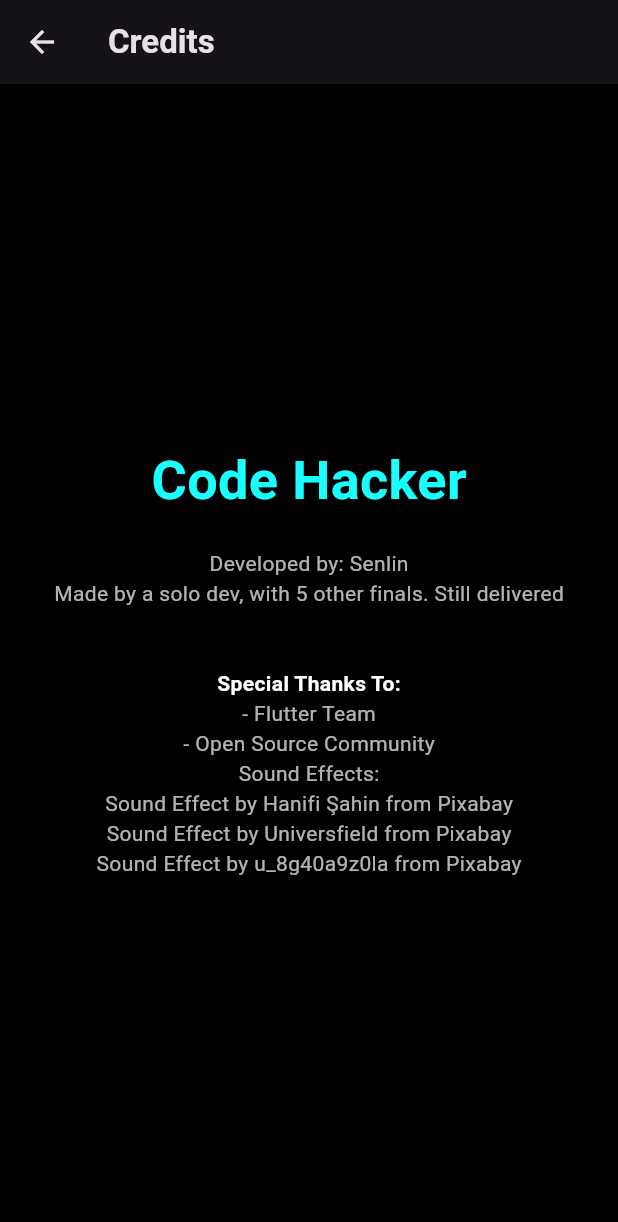
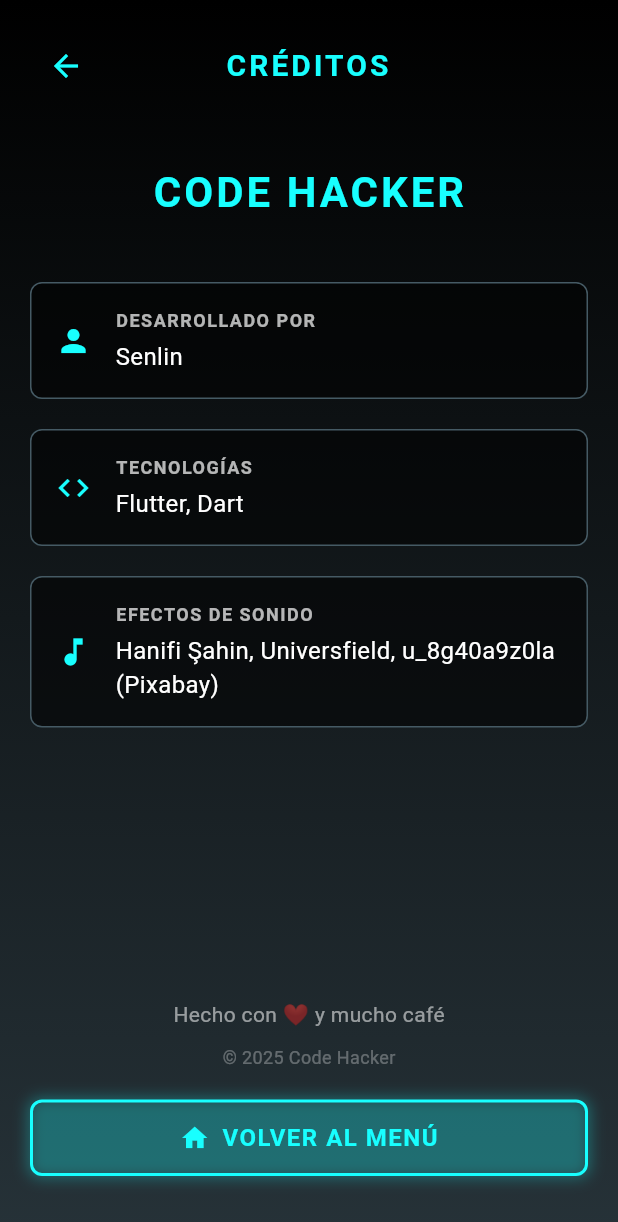
Before and after one commit to Johnson1255/CodeHacker, a Flutter app: the CreditsScreen screen opened by its route, on a phone screen of 412 x 824 dp. Shown: the top 1222 px of the screen. Run offline on Flutter 3.47's test engine with Material 3 defaults, Android fonts, the phone set to English and light mode, and no system bars; our stand-ins replace audioplayers, shared_preferences; accounts and stored records are empty.

Commit message:
refactor: Rediseño en los creditos

```diff
--- a/lib/screens/credits.dart
+++ b/lib/screens/credits.dart
@@ -1,4 +1,5 @@
 import 'package:flutter/material.dart';
+import 'package:code_hacker/widgets/custom_button.dart';
 
 class CreditsScreen extends StatelessWidget {
   const CreditsScreen({super.key});
@@ -6,31 +7,150 @@ class CreditsScreen extends StatelessWidget {
   @override
   Widget build(BuildContext context) {
     return Scaffold(
-      appBar: AppBar(
-        title: const Text('Credits'),
-      ),
-      body: const Center(
-        child: Column(
-          mainAxisAlignment: MainAxisAlignment.center,
-          children: [
-            Text(
-              'Code Hacker',
-              style: TextStyle(fontSize: 36, fontWeight: FontWeight.bold, color: Colors.cyanAccent),
+      body: Container(
+        decoration: BoxDecoration(
+          gradient: LinearGradient(
+            begin: Alignment.topCenter,
+            end: Alignment.bottomCenter,
+            colors: [Colors.black, Colors.blueGrey.shade900],
+          ),
+        ),
+        child: SafeArea(
+          child: Padding(
+            padding: const EdgeInsets.all(20.0),
+            child: Column(
+              crossAxisAlignment: CrossAxisAlignment.stretch,
+              children: [
+                Row(
+                  children: [
+                    IconButton(
+                      icon: const Icon(Icons.arrow_back, color: Colors.cyanAccent),
+                      onPressed: () => Navigator.pop(context),
+                    ),
+                    const Expanded(
+                      child: Text(
+                        'CRÉDITOS',
+                        style: TextStyle(
+                          fontSize: 20,
+                          fontWeight: FontWeight.bold,
+                          color: Colors.cyanAccent,
+                          letterSpacing: 2.0,
+                        ),
+                        textAlign: TextAlign.center,
+                      ),
+                    ),
+                    const SizedBox(width: 48), // Para balancear el layout
+                  ],
+                ),
+                const SizedBox(height: 40),
+                const Center(
+                  child: Text(
+                    'CODE HACKER',
+                    style: TextStyle(
+                      fontSize: 28,
+                      fontWeight: FontWeight.bold,
+                      color: Colors.cyanAccent,
+                      letterSpacing: 2.0,
+                    ),
+                  ),
+                ),
+                const SizedBox(height: 30),
+                _buildCreditItem(
+                  icon: Icons.person,
+                  title: 'DESARROLLADO POR',
+                  description: 'Senlin',
+                ),
+                _buildCreditItem(
+                  icon: Icons.code,
+                  title: 'TECNOLOGÍAS',
+                  description: 'Flutter, Dart',
+                ),
+                _buildCreditItem(
+                  icon: Icons.music_note,
+                  title: 'EFECTOS DE SONIDO',
+                  description: 'Hanifi Şahin, Universfield, u_8g40a9z0la (Pixabay)',
+                ),
+                const Spacer(),
+                const Center(
+                  child: Text(
+                    'Hecho con ❤️ y mucho café',
+                    style: TextStyle(
+                      color: Colors.white54,
+                      fontSize: 14,
+                    ),
+                  ),
+                ),
+                const SizedBox(height: 10),
+                const Center(
+                  child: Text(
+                    '© 2025 Code Hacker',
+                    style: TextStyle(
+                      color: Colors.white30,
+                      fontSize: 12,
+                    ),
+                  ),
+                ),
+                const SizedBox(height: 20),
+                HackerButton(
+                  text: 'VOLVER AL MENÚ',
+                  icon: Icons.home,
+                  isOutlined: true,
+                  onPressed: () {
+                    Navigator.pop(context);
+                  },
+                ),
+                const SizedBox(height: 20),
+              ],
             ),
-            SizedBox(height: 20),
-            Text('Developed by: Senlin', style: const TextStyle(color: Colors.white70)),
-            Text('Made by a solo dev, with 5 other finals. Still delivered', style: const TextStyle(color: Colors.white70)),
-            SizedBox(height: 40),
-            const Text('Special Thanks To:', style: TextStyle(fontWeight: FontWeight.bold, color: Colors.white)),
-            Text('- Flutter Team', style: const TextStyle(color: Colors.white70)),
-            Text('- Open Source Community', style: const TextStyle(color: Colors.white70)),
-            Text('Sound Effects:'),
-            Text('Sound Effect by Hanifi Şahin from Pixabay'),
-            Text('Sound Effect by Universfield from Pixabay'),
-            Text('Sound Effect by u_8g40a9z0la from Pixabay'),
-          ],
+          ),
         ),
       ),
     );
   }
+
+  Widget _buildCreditItem({
+    required IconData icon,
+    required String title,
+    required String description,
+  }) {
+    return Container(
+      margin: const EdgeInsets.symmetric(vertical: 10),
+      padding: const EdgeInsets.all(16),
+      decoration: BoxDecoration(
+        color: Colors.black54,
+        borderRadius: BorderRadius.circular(8),
+        border: Border.all(color: Colors.blueGrey.shade700),
+      ),
+      child: Row(
+        children: [
+          Icon(icon, color: Colors.cyanAccent, size: 24),
+          const SizedBox(width: 16),
+          Expanded(
+            child: Column(
+              crossAxisAlignment: CrossAxisAlignment.start,
+              children: [
+                Text(
+                  title,
+                  style: const TextStyle(
+                    color: Colors.white70,
+                    fontSize: 12,
+                    fontWeight: FontWeight.bold,
+                    letterSpacing: 1.0,
+                  ),
+                ),
+                const SizedBox(height: 4),
+                Text(
+                  description,
+                  style: const TextStyle(
+                    color: Colors.white,
+                    fontSize: 16,
+                  ),
+                ),
+              ],
+            ),
+          ),
+        ],
+      ),
+    );
+  }
 }
```
